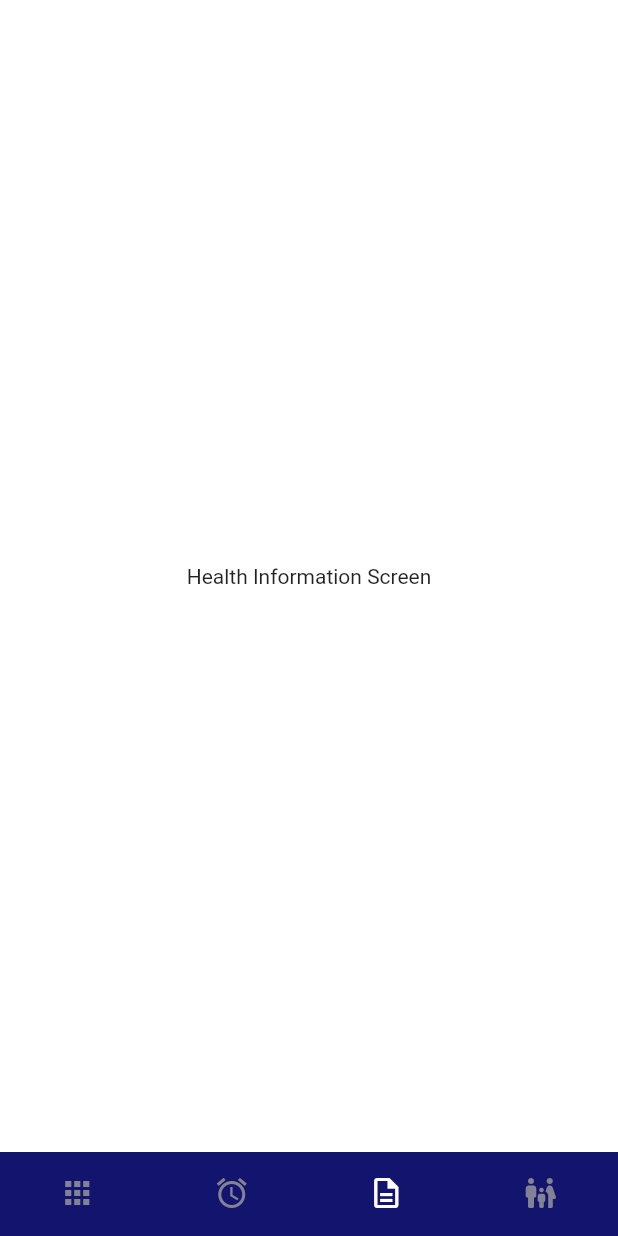
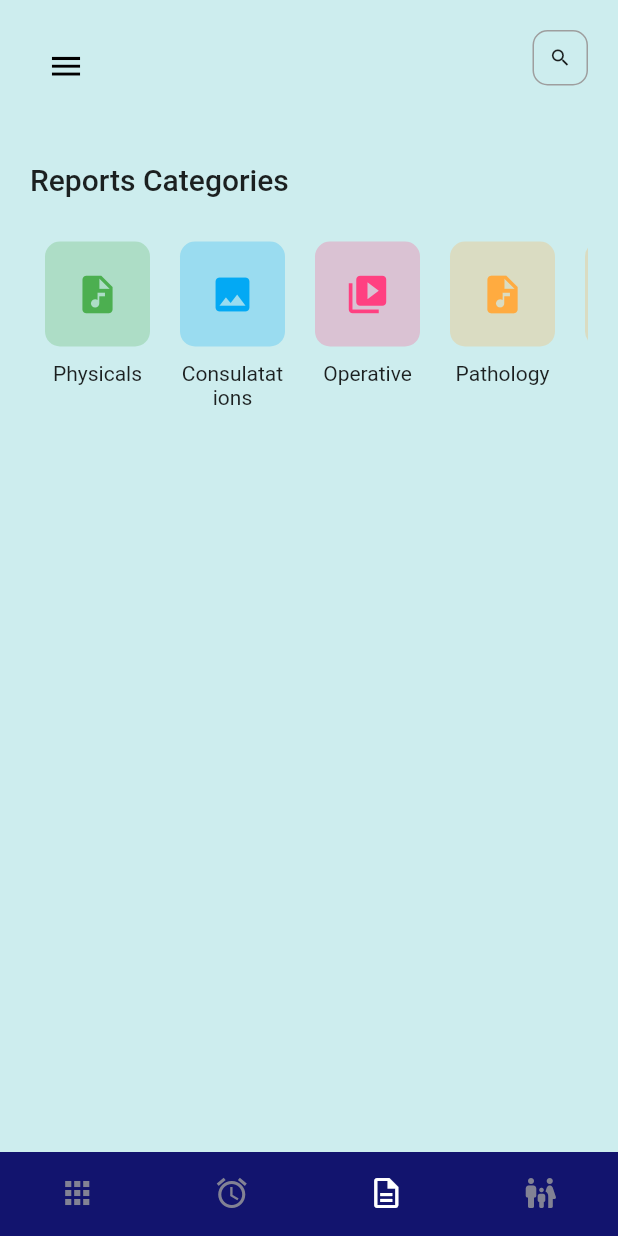
Before and after one commit to kaveenakash/Final_MediAPP, a Flutter app: the screen it shows after launch, item 3 of the bottom bar chosen, on a phone screen of 412 x 824 dp. Run offline on Flutter 3.47's test engine with Material 2 defaults, Android fonts, the light colour scheme and no system bars; our stand-ins replace date_picker_timeline, flutter_staggered_animations, flutter_svg, get, google_fonts, sqflite; accounts and stored records are empty.

Commit message:
health page header added

```diff
--- /dev/null
+++ b/lib/screens/HealthInformation/category.dart
@@ -0,0 +1,70 @@
+
+import 'package:flutter/material.dart';
+import 'package:medicine_remainder_app/widgets/custom_button.dart';
+import 'package:medicine_remainder_app/widgets/header_text.dart';
+
+class Category extends StatelessWidget {
+  Category({Key? key}) : super(key: key);
+
+  final buttons = [
+    CustomButton(
+      icon: Icons.audio_file,
+      color: Colors.green,
+      label: "Physicals",
+      onPressed: () {},
+    ),
+    CustomButton(
+      icon: Icons.image,
+      color: Colors.lightBlue,
+      label: "Consulatations",
+      onPressed: () {},
+    ),
+    CustomButton(
+      icon: Icons.video_collection,
+      color: Colors.pinkAccent,
+      label: "Operative",
+      onPressed: () {},
+    ),
+    CustomButton(
+      icon: Icons.audio_file,
+      color: Colors.orangeAccent,
+      label: "Pathology",
+      onPressed: () {},
+    ),
+    CustomButton(
+      icon: Icons.audio_file,
+      color: Colors.orangeAccent,
+      label: "Discharge",
+      onPressed: () {},
+    ),
+  ];
+
+  @override
+  Widget build(BuildContext context) {
+    return Container(
+      width: double.infinity,
+      child: Column(
+        crossAxisAlignment: CrossAxisAlignment.start,
+        children: [
+          HeaderText("Reports Categories"),
+          SizedBox(height: 20.0),
+          SingleChildScrollView(
+            scrollDirection: Axis.horizontal,
+            physics: BouncingScrollPhysics(),
+            child: Row(
+              crossAxisAlignment: CrossAxisAlignment.start,
+              children: buttons
+                  .map(
+                    (e) => Padding(
+                      padding: EdgeInsets.all(10),
+                      child: e,
+                    ),
+                  )
+                  .toList(),
+            ),
+          )
+        ],
+      ),
+    );
+  }
+}
--- /dev/null
+++ b/lib/screens/HealthInformation/header.dart
@@ -0,0 +1,60 @@
+
+import 'package:flutter/material.dart';
+import 'package:medicine_remainder_app/widgets/search_button.dart';
+
+class TopBar extends StatelessWidget {
+  const TopBar({ Key? key}) : super(key: key);
+
+
+  final double _maxWidthForUsername = 200.0;
+
+  @override
+  Widget build(BuildContext context) {
+    return Row(
+      mainAxisAlignment: MainAxisAlignment.spaceBetween,
+      crossAxisAlignment: CrossAxisAlignment.start,
+      children: [
+        IconButton(
+          onPressed: () {},
+          icon: Icon(
+            Icons.menu,
+            color: Colors.black,
+            size: 25,
+          ),
+        ),
+        SizedBox(width: 20.0),
+        SearchButton(onPressed: () {}),
+      ],
+    );
+  }
+
+  Widget _title() {
+    return Text(
+      "Good Morning",
+      style: TextStyle(fontSize: 20),
+    );
+  }
+
+  Widget _subtitle() {
+    return Container(
+      constraints: BoxConstraints(maxWidth: _maxWidthForUsername),
+      child: Text(
+        "dadasd",
+        style: TextStyle(fontSize: 20),
+        maxLines: 1,
+        overflow: TextOverflow.ellipsis,
+      ),
+    );
+  }
+
+  Widget _emoji() {
+    return SizedBox(
+      width: 20,
+      child: Image.asset(
+        "waving-hand-emoji",
+        height: 20,
+        width: 20,
+      ),
+    );
+  }
+}
--- a/lib/screens/HealthInformation/healthinformation_screen.dart
+++ b/lib/screens/HealthInformation/healthinformation_screen.dart
@@ -1,12 +1,69 @@
+
+
+// import 'package:file_manager/app/shared_components/custom_button.dart';
+// import 'package:file_manager/app/shared_components/file_list_button.dart';
+// import 'package:file_manager/app/shared_components/header_text.dart';
+// import 'package:file_manager/app/shared_components/search_button.dart';
+// import 'package:file_manager/app/utils/helpers/app_helpers.dart';
+// import 'package:filesize/filesize.dart';
 import 'package:flutter/material.dart';
+import 'package:medicine_remainder_app/constants.dart';
+import 'package:medicine_remainder_app/screens/HealthInformation/category.dart';
+// import 'package:percent_indicator/circular_percent_indicator.dart';
 
+// // binding
+// part '../../bindings/home_binding.dart';
+
+// // controller
+// part '../../controllers/home_controller.dart';
+
+// // model
+// part '../../models/usage.dart';
+// part '../../models/user.dart';
+
+// component
+// part '../components/category.dart';
+// part '../components/header.dart';
+// part '../components/recent.dart';
+// part '../components/storage_chart.dart';
+import './header.dart';
 class HealthInformationScreen extends StatelessWidget {
-  const HealthInformationScreen({ Key? key }) : super(key: key);
+  const HealthInformationScreen({Key? key}) : super(key: key);
 
   @override
   Widget build(BuildContext context) {
-    return Container(
-      child:Center(child: Text("Health Information Screen"),)
+    return Scaffold(
+        backgroundColor: kPrimary,
+      body: SafeArea(
+        child: CustomScrollView(
+          physics: BouncingScrollPhysics(),
+          slivers: [
+            SliverFillRemaining(
+              child: Column(children: [
+                Padding(
+                  padding: const EdgeInsets.all(20.0),
+                  child: TopBar(),
+                ),
+                // Padding(
+                //   padding: const EdgeInsets.all(20.0),
+                //   child: _StorageChart(usage: controller.usage),
+                // ),
+                Padding(
+                  padding: const EdgeInsets.all(20.0),
+                  child: Category(),
+                ),
+                // Padding(
+                //   padding: const EdgeInsets.all(20.0),
+                //   child: _Recent(
+                //     // data: controller.recent,
+                //   ),
+                // ),
+              ]),
+              hasScrollBody: false,
+            )
+          ],
+        ),
+      ),
     );
   }
 }
--- /dev/null
+++ b/lib/widgets/custom_button.dart
@@ -0,0 +1,57 @@
+import 'package:flutter/material.dart';
+import 'package:get/get.dart';
+
+class CustomButton extends StatelessWidget {
+  const CustomButton({
+    required this.icon,
+    required this.label,
+    required this.onPressed,
+    this.color = Colors.blue,
+    this.borderRadius,
+    Key? key,
+  }) : super(key: key);
+
+  final IconData icon;
+  final Color color;
+  final String label;
+  final Function() onPressed;
+  final BorderRadius? borderRadius;
+
+  @override
+  Widget build(BuildContext context) {
+    final _borderRadius = borderRadius ?? BorderRadius.circular(10);
+
+    return Column(
+      children: [
+        InkWell(
+          onTap: onPressed,
+          borderRadius: _borderRadius,
+          child: Container(
+            width: 70,
+            height: 70,
+            decoration: BoxDecoration(
+              color: color.withOpacity(.25),
+              borderRadius: _borderRadius,
+            ),
+            padding: const EdgeInsets.all(15),
+            child: Icon(
+              icon,
+              color: color,
+              size: 30,
+            ),
+          ),
+        ),
+        SizedBox(height: 10),
+        Container(
+          width: 70,
+          child: Text(
+            label.capitalizeFirst!,
+            textAlign: TextAlign.center,
+            maxLines: 2,
+            overflow: TextOverflow.ellipsis,
+          ),
+        )
+      ],
+    );
+  }
+}
--- /dev/null
+++ b/lib/widgets/header_text.dart
@@ -0,0 +1,15 @@
+import 'package:flutter/material.dart';
+
+class HeaderText extends StatelessWidget {
+  const HeaderText(this.text, {Key? key}) : super(key: key);
+
+  final String text;
+
+  @override
+  Widget build(BuildContext context) {
+    return Text(
+      text,
+      style: Theme.of(context).textTheme.headline6,
+    );
+  }
+}
--- /dev/null
+++ b/lib/widgets/search_button.dart
@@ -0,0 +1,24 @@
+
+import 'package:flutter/material.dart';
+
+class SearchButton extends StatelessWidget {
+  const SearchButton({required this.onPressed, Key? key}) : super(key: key);
+  final Function() onPressed;
+  @override
+  Widget build(BuildContext context) {
+    return Container(
+      decoration: BoxDecoration(
+        borderRadius: BorderRadius.circular(10),
+        border: Border.all(color: Colors.grey),
+      ),
+      child: IconButton(
+        constraints: BoxConstraints(maxHeight: 50, maxWidth: 50),
+        iconSize: 15,
+        padding: EdgeInsets.all(10),
+        onPressed: onPressed,
+        icon: Icon(Icons.search),
+        tooltip: "Search",
+      ),
+    );
+  }
+}
--- a/pubspec.yaml
+++ b/pubspec.yaml
@@ -25,7 +25,7 @@ dependencies:
   intl:
   google_fonts:
   date_picker_timeline:
-  flutter_local_notifications: ^9.4.0
+  # flutter_local_notifications: ^9.4.0
   flutter_native_timezone:
   sqflite:
   flutter_staggered_animations:
```
Also changed, not shown: lib/screens/Home/home_screen.dart (+6 -17 lines), lib/services/notification_services.dart (+104 -104 lines), assets/images/waving-hand-emoji.png (added), pubspec.lock.
